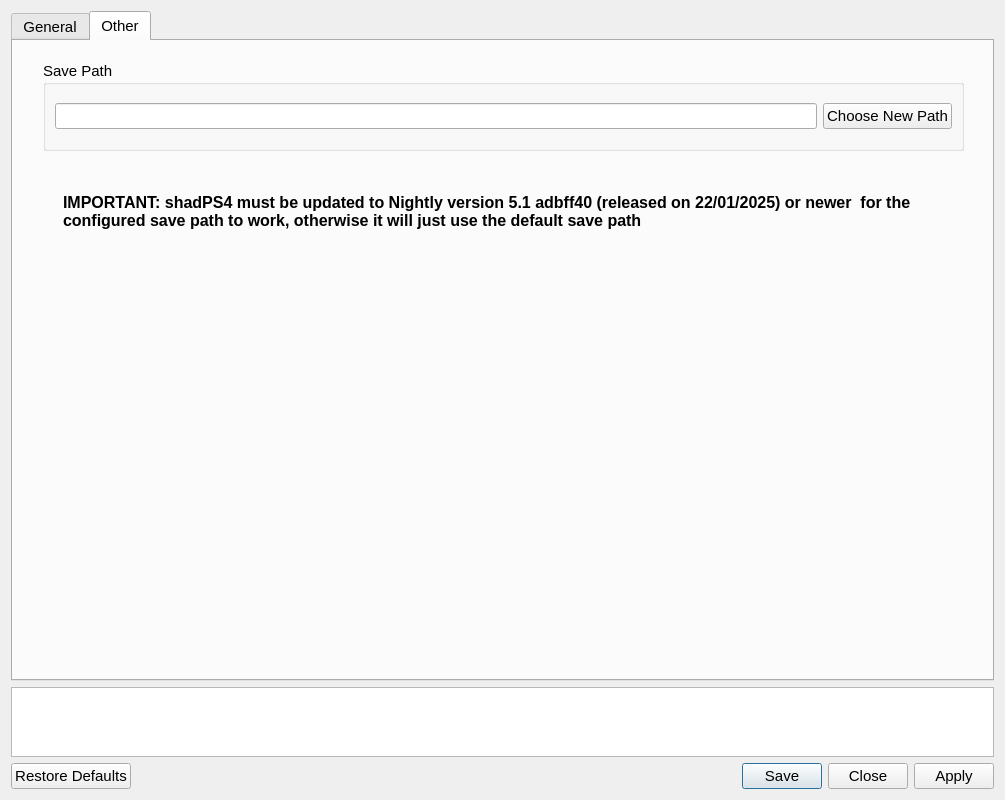
rainmakerv3/BB_Launcher, file settings/ShadSettings.ui: the form before one commit.
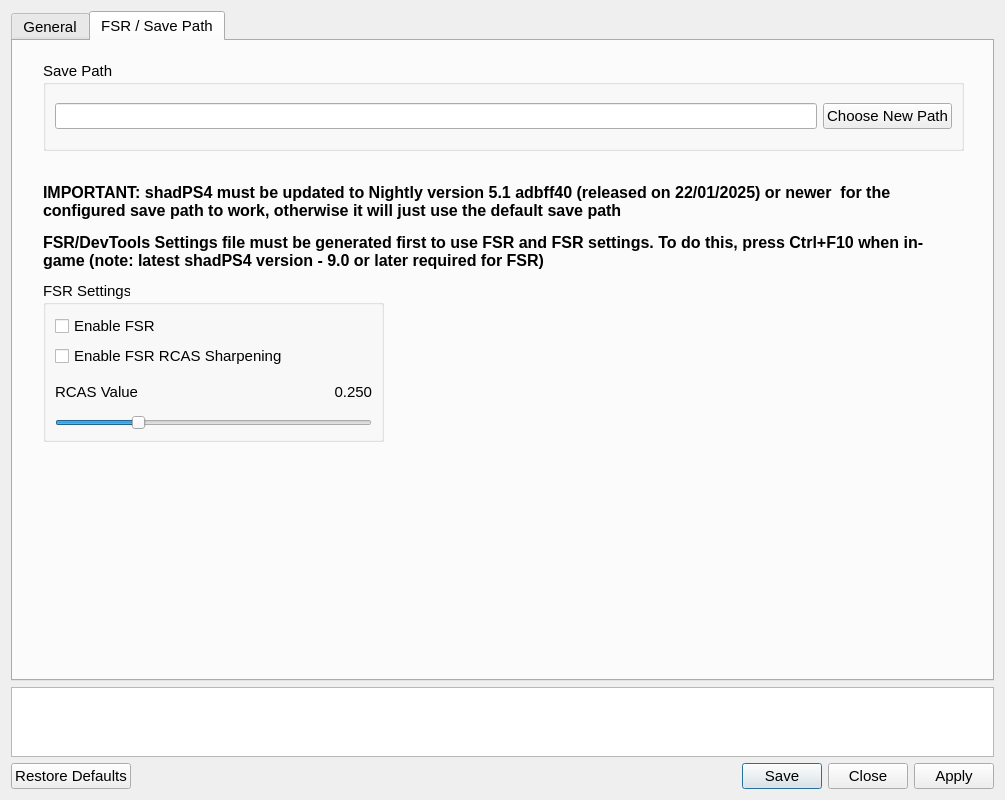
The form after the commit. The open tabs and pages were chosen to show the change. Icons and pictures are not drawn.

Commit message: Add FSR Settings in GUI

What changed in the file:
```diff
--- a/settings/ShadSettings.ui
+++ b/settings/ShadSettings.ui
@@ -768,7 +768,7 @@
      </widget>
      <widget class="QWidget" name="tab">
       <attribute name="title">
-       <string>Other</string>
+       <string>FSR / Save Path</string>
       </attribute>
       <widget class="QWidget" name="horizontalLayoutWidget">
        <property name="geometry">
@@ -804,8 +804,8 @@
       <widget class="QLabel" name="label">
        <property name="geometry">
         <rect>
-         <x>50</x>
-         <y>130</y>
+         <x>30</x>
+         <y>120</y>
          <width>881</width>
          <height>81</height>
         </rect>
@@ -823,6 +823,95 @@
         <bool>true</bool>
        </property>
       </widget>
+      <widget class="QLabel" name="FSRLabel">
+       <property name="geometry">
+        <rect>
+         <x>30</x>
+         <y>170</y>
+         <width>881</width>
+         <height>81</height>
+        </rect>
+       </property>
+       <property name="font">
+        <font>
+         <pointsize>12</pointsize>
+         <bold>true</bold>
+        </font>
+       </property>
+       <property name="text">
+        <string>FSR/DevTools Settings file must be generated first to use FSR and FSR settings. To do this, press Ctrl+F10 when in-game (note: latest shadPS4 version - 9.0 or later required for FSR)</string>
+       </property>
+       <property name="wordWrap">
+        <bool>true</bool>
+       </property>
+      </widget>
+      <widget class="QGroupBox" name="FSRGroupBox">
+       <property name="geometry">
+        <rect>
+         <x>30</x>
+         <y>240</y>
+         <width>341</width>
+         <height>161</height>
+        </rect>
+       </property>
+       <property name="title">
+        <string>FSR Settings</string>
+       </property>
+       <layout class="QVBoxLayout" name="verticalLayout_17">
+        <item>
+         <widget class="QCheckBox" name="FSRCheckBox">
+          <property name="text">
+           <string>Enable FSR</string>
+          </property>
+         </widget>
+        </item>
+        <item>
+         <widget class="QCheckBox" name="RCASCheckBox">
+          <property name="text">
+           <string>Enable FSR RCAS Sharpening</string>
+          </property>
+         </widget>
+        </item>
+        <item>
+         <layout class="QVBoxLayout" name="verticalLayout_16">
+          <item>
+           <layout class="QHBoxLayout" name="horizontalLayout_3">
+            <item>
+             <widget class="QLabel" name="RCASLabel">
+              <property name="text">
+               <string>RCAS Value</string>
+              </property>
+             </widget>
+            </item>
+            <item>
+             <widget class="QLabel" name="RCASValue">
+              <property name="text">
+               <string>0.250</string>
+              </property>
+              <property name="alignment">
+               <set>Qt::AlignmentFlag::AlignRight|Qt::AlignmentFlag::AlignTrailing|Qt::AlignmentFlag::AlignVCenter</set>
+              </property>
+             </widget>
+            </item>
+           </layout>
+          </item>
+          <item>
+           <widget class="QSlider" name="RCASSlider">
+            <property name="maximum">
+             <number>1000</number>
+            </property>
+            <property name="value">
+             <number>250</number>
+            </property>
+            <property name="orientation">
+             <enum>Qt::Orientation::Horizontal</enum>
+            </property>
+           </widget>
+          </item>
+         </layout>
+        </item>
+       </layout>
+      </widget>
      </widget>
     </widget>
    </item>
```
The commit also changes 3 other files.
